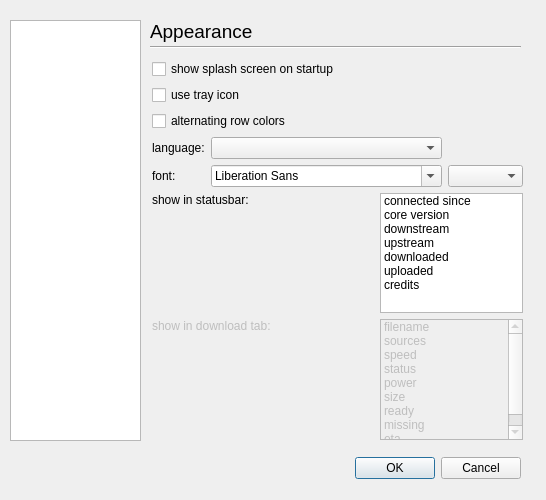
Qt form juicer/src/qajoptionsdialogbase.ui (applejuicenetz/gui-juicer) before a commit.
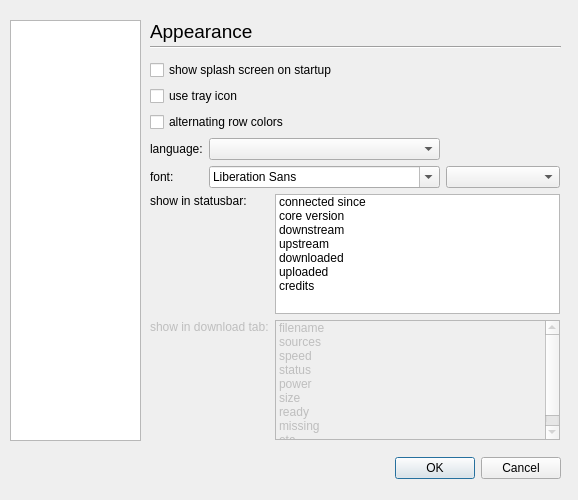
The same form after that commit. The open tabs and pages were chosen to show the change.

Commit message: options dialog now with inactive fields for runninf without core tray segfault fixed

```diff
--- a/juicer/src/qajoptionsdialogbase.ui
+++ b/juicer/src/qajoptionsdialogbase.ui
@@ -5,7 +5,7 @@
    <rect>
     <x>0</x>
     <y>0</y>
-    <width>546</width>
+    <width>578</width>
     <height>500</height>
    </rect>
   </property>
@@ -33,7 +33,7 @@
     <rect>
      <x>10</x>
      <y>452</y>
-     <width>511</width>
+     <width>551</width>
      <height>33</height>
     </rect>
    </property>
@@ -87,7 +87,7 @@
     <rect>
      <x>140</x>
      <y>9</y>
-     <width>391</width>
+     <width>421</width>
      <height>431</height>
     </rect>
    </property>
@@ -574,7 +574,7 @@
       <rect>
        <x>10</x>
        <y>30</y>
-       <width>371</width>
+       <width>411</width>
        <height>16</height>
       </rect>
      </property>
@@ -582,13 +582,13 @@
       <enum>Qt::Horizontal</enum>
      </property>
     </widget>
-    <widget class="QWidget" name="layoutWidget" >
+    <widget class="QWidget" name="" >
      <property name="geometry" >
       <rect>
-       <x>12</x>
-       <y>50</y>
-       <width>371</width>
-       <height>381</height>
+       <x>10</x>
+       <y>51</y>
+       <width>410</width>
+       <height>380</height>
       </rect>
      </property>
      <layout class="QVBoxLayout" >
@@ -708,8 +708,8 @@
         <item row="0" column="0" >
          <widget class="QLabel" name="label_31" >
           <property name="sizePolicy" >
-           <sizepolicy vsizetype="Preferred" hsizetype="Preferred" >
-            <horstretch>20</horstretch>
+           <sizepolicy vsizetype="Preferred" hsizetype="Minimum" >
+            <horstretch>0</horstretch>
             <verstretch>0</verstretch>
            </sizepolicy>
           </property>
@@ -724,8 +724,8 @@
         <item row="0" column="1" >
          <widget class="QListWidget" name="statusbarList" >
           <property name="sizePolicy" >
-           <sizepolicy vsizetype="Fixed" hsizetype="Preferred" >
-            <horstretch>0</horstretch>
+           <sizepolicy vsizetype="Fixed" hsizetype="Expanding" >
+            <horstretch>100</horstretch>
             <verstretch>0</verstretch>
            </sizepolicy>
           </property>
@@ -737,7 +737,7 @@
           </property>
           <property name="maximumSize" >
            <size>
-            <width>143</width>
+            <width>9999</width>
             <height>180</height>
            </size>
           </property>
@@ -787,8 +787,8 @@
            <bool>false</bool>
           </property>
           <property name="sizePolicy" >
-           <sizepolicy vsizetype="Preferred" hsizetype="Preferred" >
-            <horstretch>20</horstretch>
+           <sizepolicy vsizetype="Preferred" hsizetype="Minimum" >
+            <horstretch>1</horstretch>
             <verstretch>0</verstretch>
            </sizepolicy>
           </property>
@@ -806,8 +806,8 @@
            <bool>false</bool>
           </property>
           <property name="sizePolicy" >
-           <sizepolicy vsizetype="Fixed" hsizetype="Preferred" >
-            <horstretch>0</horstretch>
+           <sizepolicy vsizetype="Fixed" hsizetype="Expanding" >
+            <horstretch>20</horstretch>
             <verstretch>0</verstretch>
            </sizepolicy>
           </property>
@@ -819,7 +819,7 @@
           </property>
           <property name="maximumSize" >
            <size>
-            <width>143</width>
+            <width>9999</width>
             <height>180</height>
            </size>
           </property>
```
Left out of the diff: 95 changed lines with no effect on the pictures. The commit also changes 7 other files.
